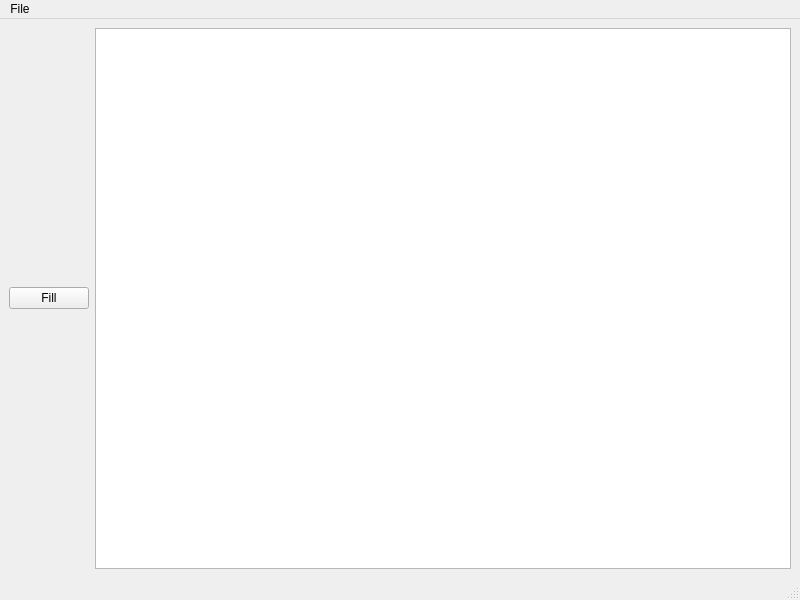
First picture: the form in PoissonEditingGUI.ui, repository daviddoria/PoissonEditing, before the edit.
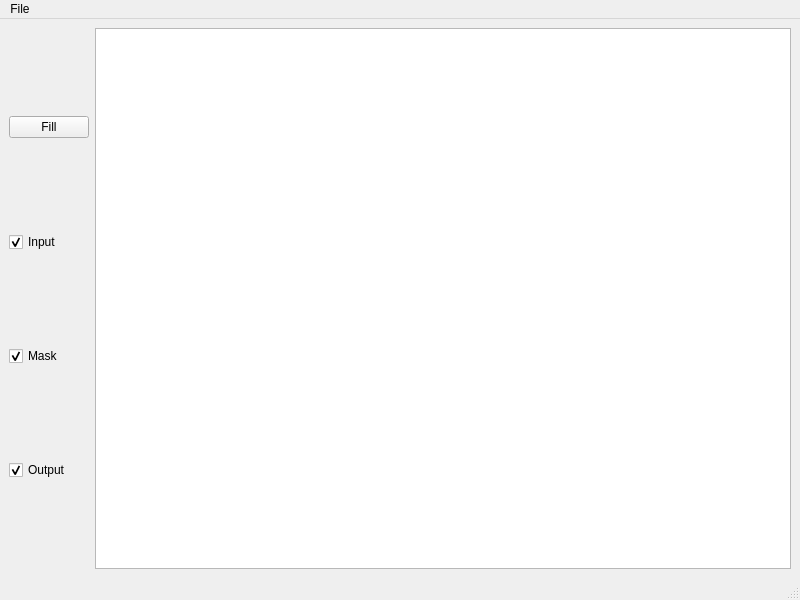
Second picture: the form after the edit.

Diff of the .ui file:
```diff
--- a/PoissonEditingGUI.ui
+++ b/PoissonEditingGUI.ui
@@ -27,6 +27,36 @@
         </property>
        </widget>
       </item>
+      <item>
+       <widget class="QCheckBox" name="chkShowInput">
+        <property name="text">
+         <string>Input</string>
+        </property>
+        <property name="checked">
+         <bool>true</bool>
+        </property>
+       </widget>
+      </item>
+      <item>
+       <widget class="QCheckBox" name="chkShowMask">
+        <property name="text">
+         <string>Mask</string>
+        </property>
+        <property name="checked">
+         <bool>true</bool>
+        </property>
+       </widget>
+      </item>
+      <item>
+       <widget class="QCheckBox" name="chkShowOutput">
+        <property name="text">
+         <string>Output</string>
+        </property>
+        <property name="checked">
+         <bool>true</bool>
+        </property>
+       </widget>
+      </item>
      </layout>
     </item>
    </layout>
```
